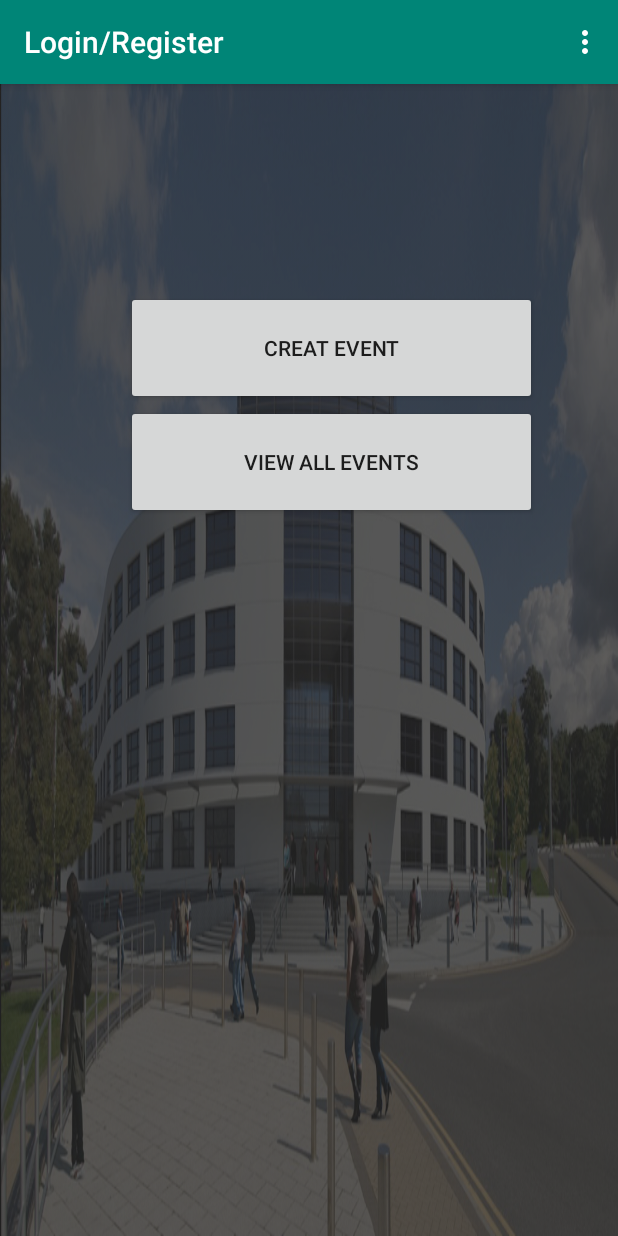
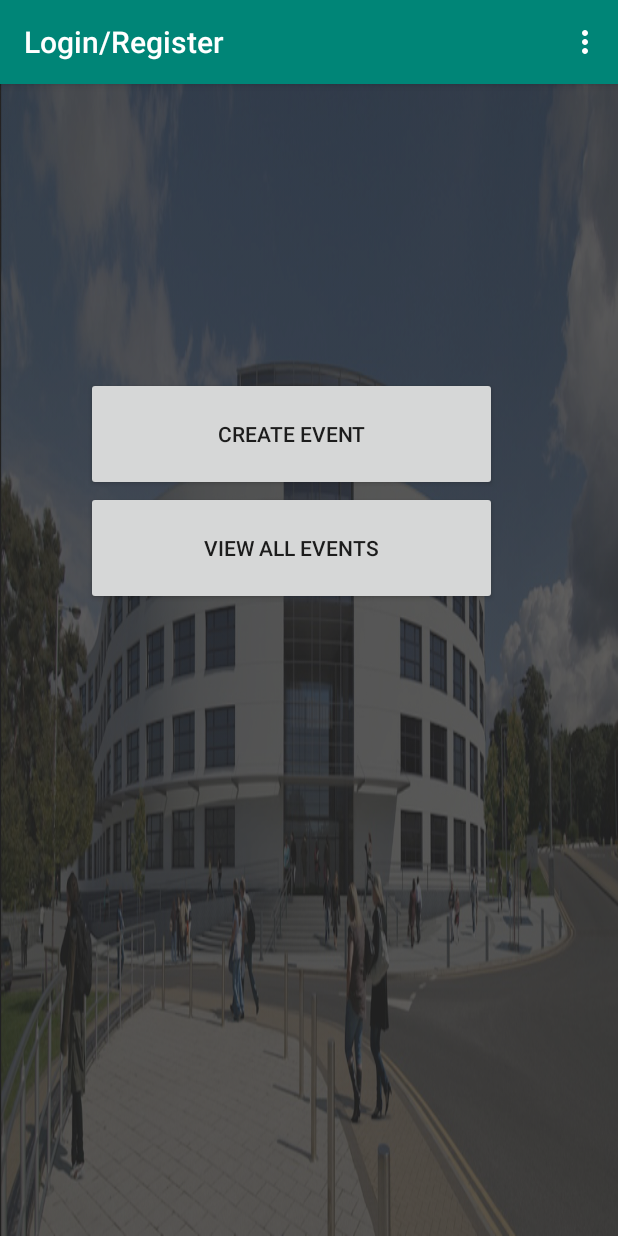
Before and after one commit to ma18nnk/group-project-2019-20-group-25, an Android app: the screen it shows after launch once a user with an empty profile is signed in (MainActivity), on a phone screen of 412 x 824 dp. Run offline under Robolectric (Android 15) with nearby library versions, the phone set to English and light mode, and no system bars; our stand-ins replace Firebase (no records; nobody signed in at launch, a user with empty details on screens opened directly).

Commit message:
Fixed layout constraints

```diff
--- a/app/src/main/res/layout/activity_main2.xml
+++ b/app/src/main/res/layout/activity_main2.xml
@@ -12,34 +12,24 @@
         android:id="@+id/EventsView"
         android:layout_width="274dp"
         android:layout_height="76dp"
-        android:layout_marginEnd="54dp"
-        android:layout_marginRight="54dp"
         android:text="View All Events"
+        app:layout_constraintBottom_toBottomOf="parent"
         app:layout_constraintEnd_toEndOf="parent"
-        app:layout_constraintTop_toBottomOf="@+id/Event" />
-
-    <ImageView
-        android:id="@+id/imageView3"
-        android:layout_width="163dp"
-        android:layout_height="0dp"
-        android:layout_marginTop="1dp"
-        android:layout_marginEnd="5dp"
-        android:layout_marginRight="5dp"
-        android:layout_marginBottom="138dp"
-        app:layout_constraintBottom_toTopOf="@+id/Event"
-        app:layout_constraintEnd_toEndOf="parent"
-        app:layout_constraintTop_toTopOf="parent"
-        app:srcCompat="@drawable/logo" />
+        app:layout_constraintHorizontal_bias="0.416"
+        app:layout_constraintStart_toStartOf="parent"
+        app:layout_constraintTop_toBottomOf="@+id/Event"
+        app:layout_constraintVertical_bias="0.0" />
 
     <Button
         android:id="@+id/Event"
         android:layout_width="274dp"
         android:layout_height="76dp"
-        android:layout_marginBottom="35dp"
-        android:text="Creat Event"
-        app:layout_constraintBottom_toTopOf="@+id/EventsView"
+        android:text="Create Event"
+        app:layout_constraintBottom_toBottomOf="parent"
         app:layout_constraintEnd_toEndOf="@+id/EventsView"
+        app:layout_constraintHorizontal_bias="1.0"
         app:layout_constraintStart_toStartOf="@+id/EventsView"
-        app:layout_constraintTop_toBottomOf="@+id/imageView3" />
+        app:layout_constraintTop_toTopOf="parent"
+        app:layout_constraintVertical_bias="0.282" />
 
 </androidx.constraintlayout.widget.ConstraintLayout>
```
Also changed, not shown: app/src/main/res/layout/activity_main_menu.xml (+9 -12 lines), app/src/main/res/layout/activity_sign_up.xml (+8 -15 lines).
